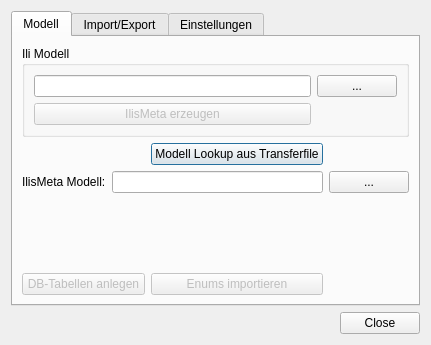
Before: the Qt Designer form qgis/interlis/ui_interlis.ui in sourcepole/ogrtools, drawn with Qt 5.
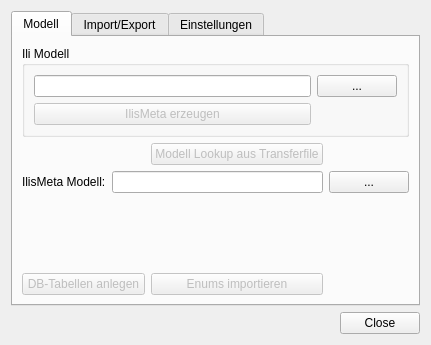
After: the same form once the commit is applied. Custom widgets are drawn as their Qt base class.

Commit message: Ili to IlisMeta

What changed in the file:
```diff
--- a/qgis/interlis/ui_interlis.ui
+++ b/qgis/interlis/ui_interlis.ui
@@ -29,6 +29,9 @@
       <layout class="QGridLayout" name="gridLayout_7">
        <item row="1" column="2" colspan="2">
         <widget class="QPushButton" name="mModelLookupButton">
+         <property name="enabled">
+          <bool>false</bool>
+         </property>
          <property name="text">
           <string>Modell Lookup aus Transferfile</string>
          </property>
```
The commit also changes 2 other files.
